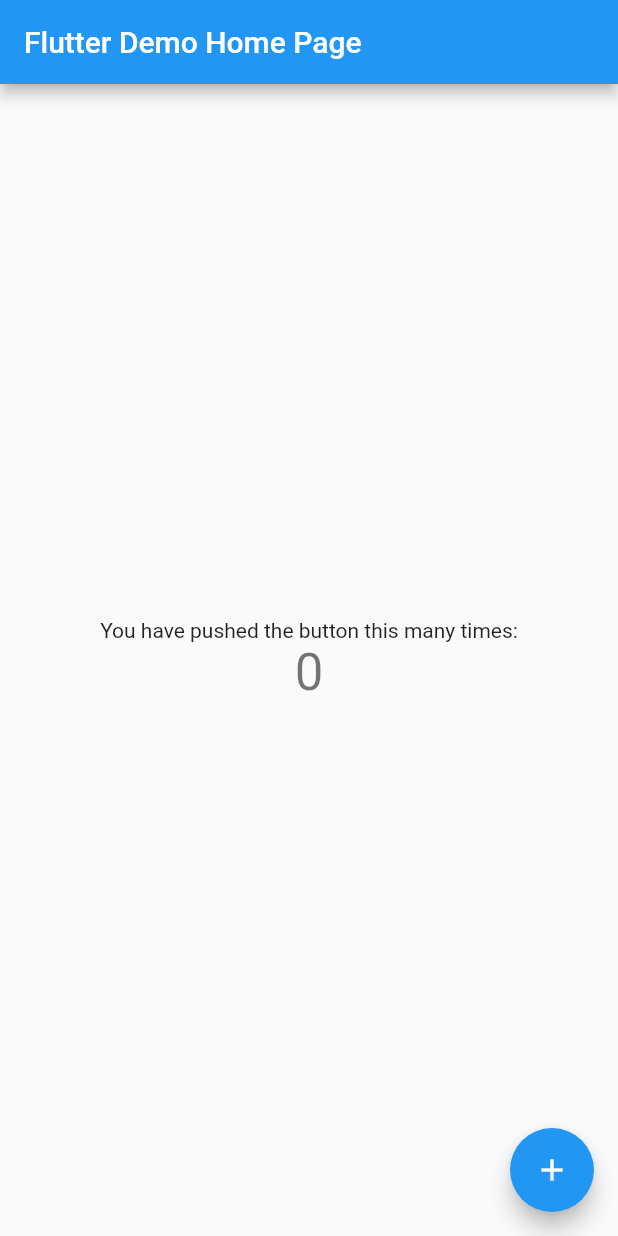
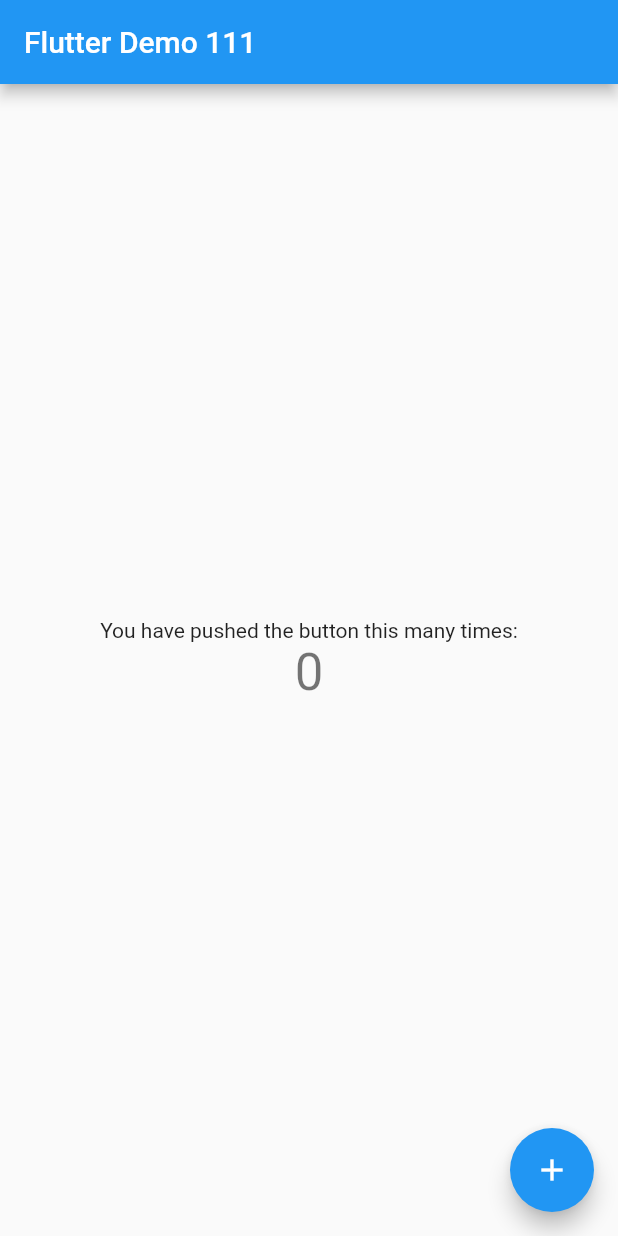
Before and after one commit to thaer-assfour/learn_repo, a Flutter app: the screen it shows after launch, on a phone screen of 412 x 824 dp. Run offline on Flutter 3.47's test engine with Material 2 defaults, Android fonts, the phone set to English and light mode, and no system bars.

Commit message:
first upload

```diff
--- a/lib/main.dart
+++ b/lib/main.dart
@@ -9,7 +9,7 @@ class MyApp extends StatelessWidget {
   @override
   Widget build(BuildContext context) {
     return MaterialApp(
-      title: 'Flutter Demo',
+      title: 'Flutter Demo111',
       theme: ThemeData(
         // This is the theme of your application.
         //
@@ -26,7 +26,7 @@ class MyApp extends StatelessWidget {
         // closer together (more dense) than on mobile platforms.
         visualDensity: VisualDensity.adaptivePlatformDensity,
       ),
-      home: MyHomePage(title: 'Flutter Demo Home Page'),
+      home: MyHomePage(title: 'Flutter Demo 111'),
     );
   }
 }
```
